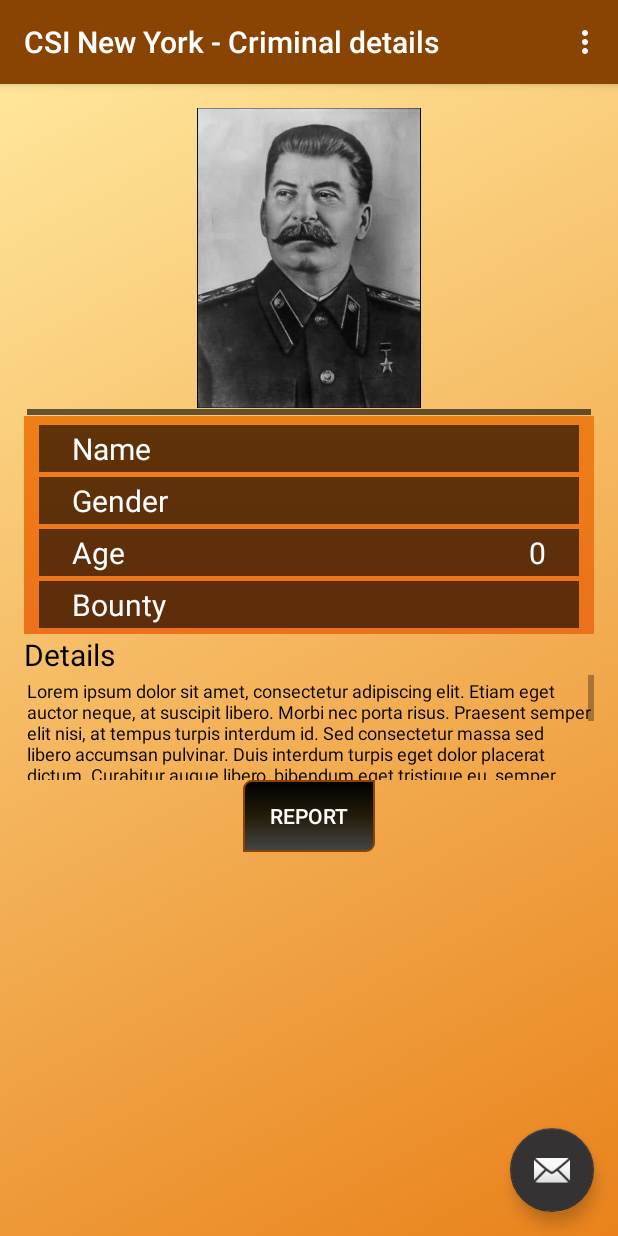
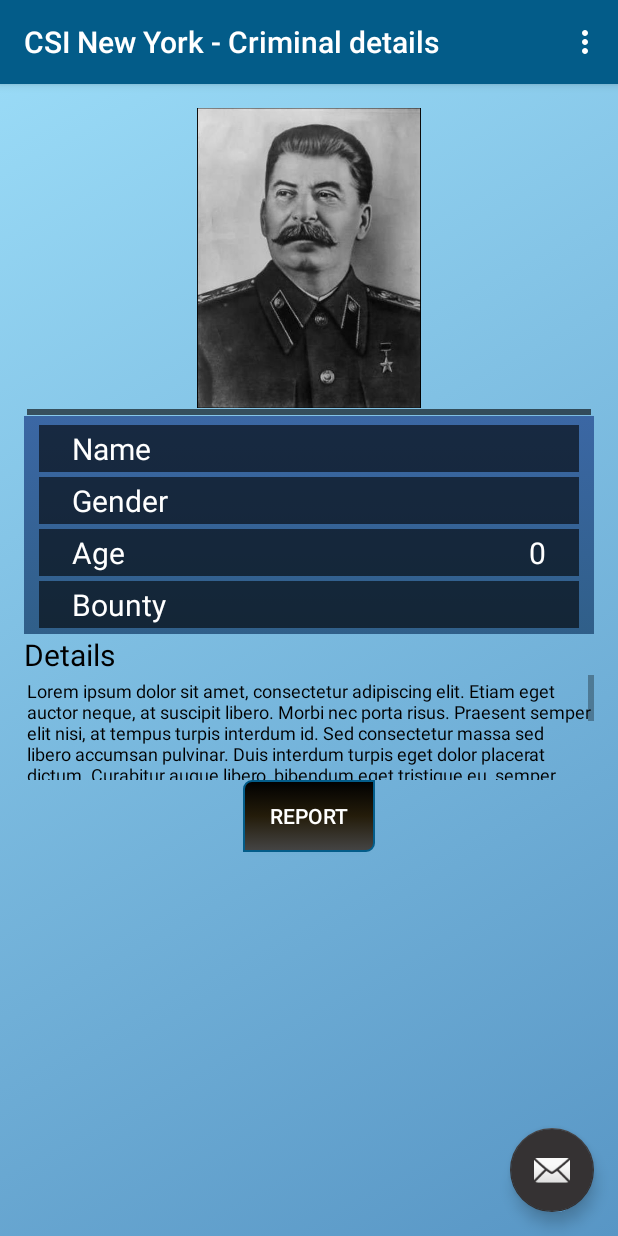
Before and after one commit to HDauven/SmartMobile, an Android app: the MainActivity screen opened directly, with no data from a screen before it, on a phone screen of 412 x 824 dp. Run offline under Robolectric (Android 15) with nearby library versions, the phone set to English and light mode, and no system bars.

Commit message:
Week 4 - Color scheme updated to CSI:NY

```diff
--- a/Hein/SMTE41/Week 4/CSI_New_York/app/src/main/res/drawable/main_background_selector.xml
+++ b/Hein/SMTE41/Week 4/CSI_New_York/app/src/main/res/drawable/main_background_selector.xml
@@ -4,8 +4,8 @@
     <shape>
         <gradient
             android:angle="315"
-            android:startColor="@color/SubtleOrange"
-            android:endColor="@color/EvenWarmerOrange"
+            android:startColor="@color/SubtleBlue"
+            android:endColor="@color/EvenWarmerBlue"
             android:type="linear" />
     </shape>
 </item>
--- a/Hein/SMTE41/Week 4/CSI_New_York/app/src/main/res/values/colors.xml
+++ b/Hein/SMTE41/Week 4/CSI_New_York/app/src/main/res/values/colors.xml
@@ -1,15 +1,15 @@
 <?xml version="1.0" encoding="utf-8"?>
 <resources>
-    <color name="colorPrimary">#894403</color>
+    <color name="colorPrimary">#035c89</color>
     <color name="colorPrimaryDark">#2e2a1d</color>
     <color name="colorAccent">#353233</color>
 
-    <color name="MainTitle">#f9e931</color>
-    <color name="SubTitle">#f9e931</color>
+    <color name="MainTitle">#5cb4dc</color>
+    <color name="SubTitle">#ffffff</color>
 
-    <color name="WarmOrange">#fbd45b</color>
-    <color name="EvenWarmerOrange">#e9821b</color>
-    <color name="SubtleOrange">#ffe69b</color>
+    <color name="WarmBlue">#73b2e2</color>
+    <color name="EvenWarmerBlue">#5896c5</color>
+    <color name="SubtleBlue">#99daf6</color>
 
     <color name="BlackText">#000000</color>
 
@@ -20,8 +20,8 @@
     <color name="ButtonEnd">#000000</color>
     <color name="ButtonText">#FFFFFF</color>
 
-    <color name="TableLayout">#ee7f16</color>
-    <color name="TableLayoutDark">#eb711b</color>
+    <color name="TableLayout">#3b67a4</color>
+    <color name="TableLayoutDark">#305f89</color>
 
     <color name="TableRowBackground">#99000000</color>
     <color name="TableRowText">#FFFFFF</color>
```
